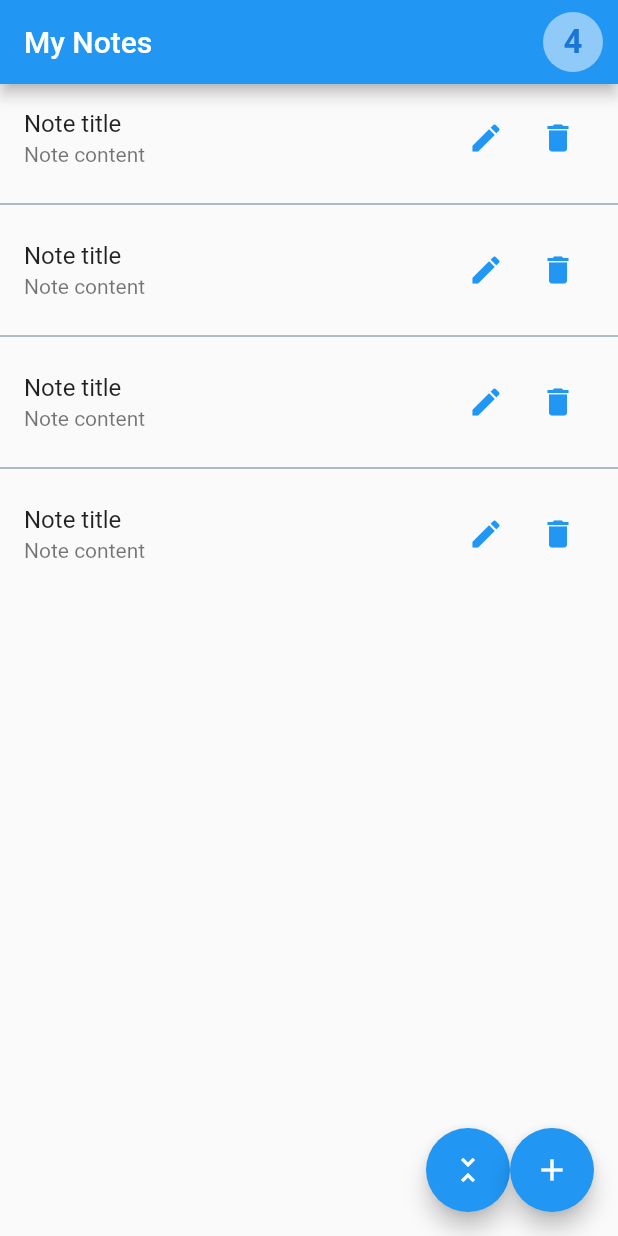
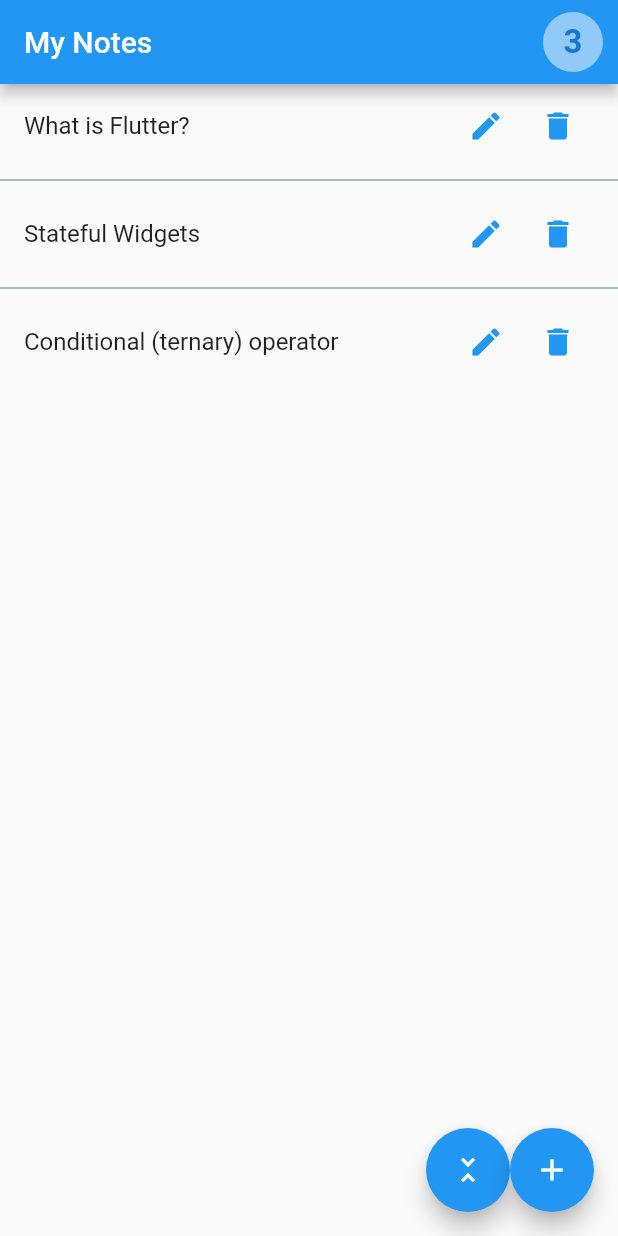
Before and after one commit to sirostaib/midTerm-MAP, a Flutter app: the screen it shows after launch, after a tap on the "unfold less" icon, on a phone screen of 412 x 824 dp. Run offline on Flutter 3.47's test engine with Material 2 defaults, Android fonts, the phone set to English and light mode, and no system bars.

Commit message:
fixed the hide tite button

```diff
--- a/lib/main.dart
+++ b/lib/main.dart
@@ -1,5 +1,5 @@
 import 'package:flutter/material.dart';
-
+import 'package:midterm_codebase/models/mock_data.dart';
 import 'screens/list_screen.dart';
 
 void main() {
@@ -9,6 +9,6 @@
     theme: ThemeData(
       primarySwatch: Colors.blue,
     ),
-    home: ListScreen(),
+    home: ListScreen(noteList),
   ));
 }
--- a/lib/models/note.dart
+++ b/lib/models/note.dart
@@ -5,15 +5,7 @@
   String content;
 
   Note({
-    this.title = "Note",
-    this.content = "Text",
+    this.title,
+    this.content,
   });
-
-  @override
-  toString() {
-    return {
-      'title': title,
-      'content': content,
-    }.toString();
-  }
 }
--- a/lib/screens/list_screen.dart
+++ b/lib/screens/list_screen.dart
@@ -3,16 +3,20 @@
 //? You can refactor the code if needed
 
 import 'package:flutter/material.dart';
-
-// import 'note_screen.dart';
-// import '../models/note.dart';
+import 'package:midterm_codebase/models/mock_data.dart';
+import 'note_screen.dart';
+import '../models/note.dart';
 
 class ListScreen extends StatefulWidget {
+  final List<Note> myNote;
+  ListScreen(this.myNote);
+
   @override
   _ListScreenState createState() => _ListScreenState();
 }
 
 class _ListScreenState extends State<ListScreen> {
+  var subCheck = true;
   @override
   Widget build(BuildContext context) {
     return Scaffold(
@@ -22,7 +26,7 @@
           CircleAvatar(
             backgroundColor: Colors.blue.shade200,
             child: Text(
-              '4',
+              widget.myNote.length.toString(),
               style: TextStyle(fontWeight: FontWeight.bold, fontSize: 22.0),
             ),
           ),
@@ -32,7 +36,7 @@
         ],
       ),
       body: ListView.separated(
-        itemCount: 4,
+        itemCount: widget.myNote.length,
         separatorBuilder: (context, index) => Divider(
           color: Colors.blueGrey,
         ),
@@ -56,8 +60,8 @@
               ],
             ),
           ),
-          title: Text('Note title'),
-          subtitle: Text('Note content'),
+          title: Text(widget.myNote[index].title),
+          subtitle: subCheck ? Text(widget.myNote[index].content) : null,
           onTap: () {},
           onLongPress: () {},
         ),
@@ -68,7 +72,11 @@
           FloatingActionButton(
               child: Icon(Icons.unfold_less),
               tooltip: 'Show less. Hide notes content',
-              onPressed: () {}),
+              onPressed: () {
+                setState(() {
+                  subCheck = !subCheck;
+                });
+              }),
           FloatingActionButton(
             child: Icon(Icons.add),
             tooltip: 'Add a new note',
```
